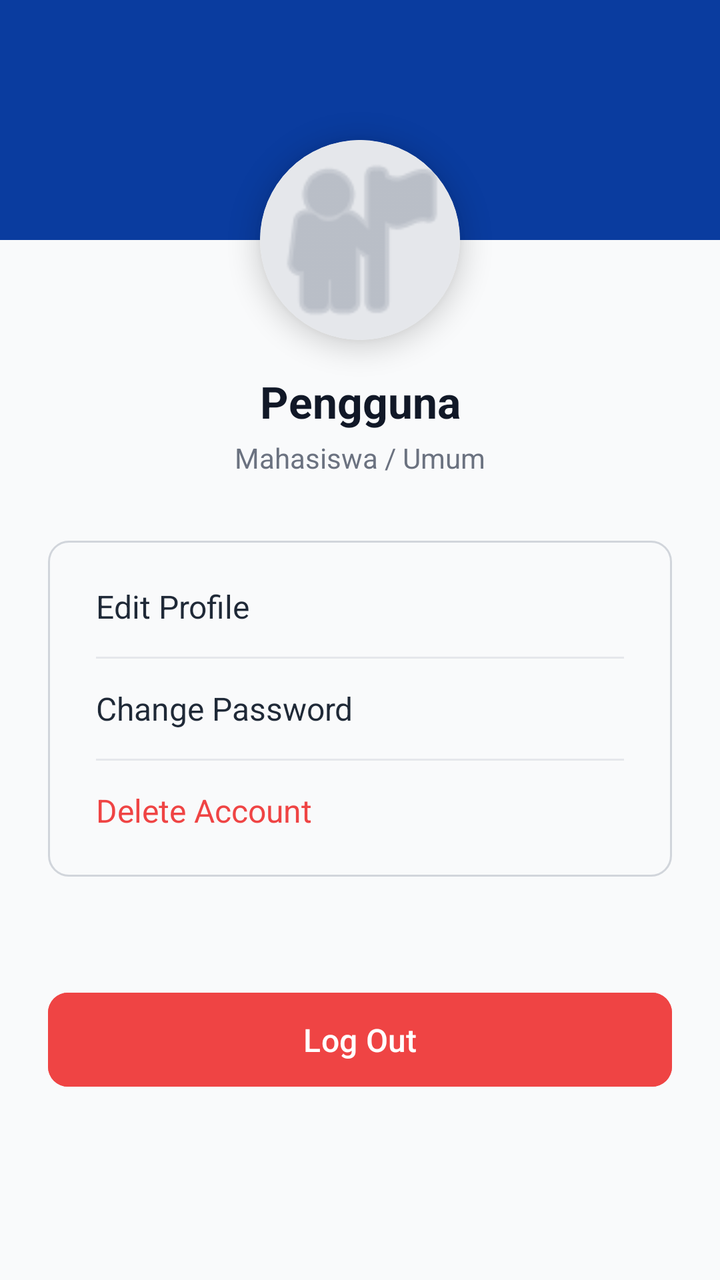
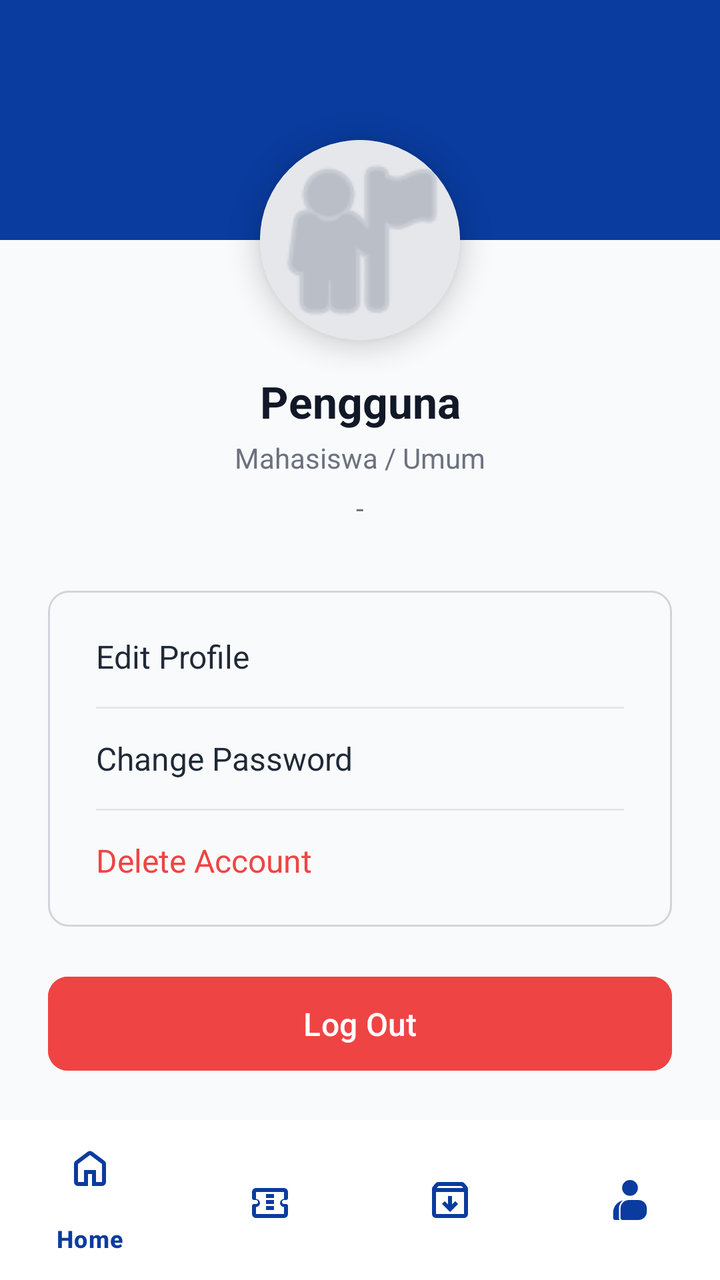

The first picture is an Android layout as it rendered before a commit; the second is the same layout after the commit. The layout source and the unified diff follow.
<!-- AndroidManifest.xml: application theme Theme.CampusConnectProject -->
<!-- res/layout/activity_profile.xml -->
<?xml version="1.0" encoding="utf-8"?>
<androidx.constraintlayout.widget.ConstraintLayout
    android:id="@+id/main"
    xmlns:android="http://schemas.android.com/apk/res/android"
    xmlns:app="http://schemas.android.com/apk/res-auto"
    xmlns:tools="http://schemas.android.com/tools"
    android:layout_width="match_parent"
    android:layout_height="match_parent"
    android:background="#F9FAFB"
    tools:context=".ui.profile.ProfileActivity">

    
    <View
        android:id="@+id/headerProfile"
        android:layout_width="match_parent"
        android:layout_height="120dp"
        android:background="#0A3C9F"
        app:layout_constraintTop_toTopOf="parent" />

    
    <androidx.cardview.widget.CardView
        android:id="@+id/cvAvatar"
        android:layout_width="100dp"
        android:layout_height="100dp"
        app:cardCornerRadius="50dp"
        app:cardElevation="8dp"
        app:layout_constraintBottom_toBottomOf="@id/headerProfile"
        app:layout_constraintEnd_toEndOf="parent"
        app:layout_constraintStart_toStartOf="parent"
        app:layout_constraintTop_toBottomOf="@id/headerProfile">

        <ImageView
            android:layout_width="match_parent"
            android:layout_height="match_parent"
            android:background="#E5E7EB"
            android:src="@android:drawable/ic_menu_myplaces"
            android:scaleType="centerCrop"
            app:tint="#9CA3AF" />
    </androidx.cardview.widget.CardView>

    
    <TextView
        android:id="@+id/tvProfileName"
        android:layout_width="wrap_content"
        android:layout_height="wrap_content"
        android:layout_marginTop="16dp"
        android:text="Pengguna"
        android:textColor="#111827"
        android:textSize="22sp"
        android:textStyle="bold"
        app:layout_constraintEnd_toEndOf="parent"
        app:layout_constraintStart_toStartOf="parent"
        app:layout_constraintTop_toBottomOf="@id/cvAvatar" />

    <TextView
        android:id="@+id/tvProfileRole"
        android:layout_width="wrap_content"
        android:layout_height="wrap_content"
        android:layout_marginTop="4dp"
        android:text="Mahasiswa / Umum"
        android:textColor="#6B7280"
        android:textSize="14sp"
        app:layout_constraintEnd_toEndOf="parent"
        app:layout_constraintStart_toStartOf="parent"
        app:layout_constraintTop_toBottomOf="@id/tvProfileName" />

    
    <LinearLayout
        android:layout_width="match_parent"
        android:layout_height="wrap_content"
        android:layout_marginHorizontal="24dp"
        android:layout_marginTop="32dp"
        android:orientation="vertical"
        android:background="@drawable/bg_input_rounded"
        android:padding="8dp"
        app:layout_constraintTop_toBottomOf="@id/tvProfileRole">

        <TextView
            android:id="@+id/tvEditProfile"
            android:layout_width="match_parent"
            android:layout_height="50dp"
            android:gravity="center_vertical"
            android:paddingHorizontal="16dp"
            android:text="Edit Profile"
            android:textColor="#1F2937"
            android:textSize="16sp" />

        <View
            android:layout_width="match_parent"
            android:layout_height="1dp"
            android:background="#E5E7EB"
            android:layout_marginHorizontal="16dp"/>

        <TextView
            android:id="@+id/tvChangePassword"
            android:layout_width="match_parent"
            android:layout_height="50dp"
            android:gravity="center_vertical"
            android:paddingHorizontal="16dp"
            android:text="Change Password"
            android:textColor="#1F2937"
            android:textSize="16sp" />

        <View
            android:layout_width="match_parent"
            android:layout_height="1dp"
            android:background="#E5E7EB"
            android:layout_marginHorizontal="16dp"/>

        <TextView
            android:id="@+id/tvDeleteAccount"
            android:layout_width="match_parent"
            android:layout_height="50dp"
            android:gravity="center_vertical"
            android:paddingHorizontal="16dp"
            android:text="Delete Account"
            android:textColor="#EF4444"
            android:textSize="16sp" />
    </LinearLayout>

    
    <Button
        android:id="@+id/btnLogout"
        android:layout_width="match_parent"
        android:layout_height="55dp"
        android:layout_marginHorizontal="24dp"
        android:layout_marginTop="32dp"
        android:backgroundTint="#EF4444"
        android:text="Log Out"
        android:textAllCaps="false"
        android:textColor="#FFFFFF"
        android:textSize="16sp"
        app:cornerRadius="10dp"
        app:layout_constraintTop_toBottomOf="@+id/linearLayout2"
        app:layout_constraintBottom_toBottomOf="parent"
        android:layout_marginBottom="32dp"/>

    
    <View android:id="@+id/linearLayout2" android:layout_width="1dp" android:layout_height="1dp" app:layout_constraintTop_toBottomOf="@id/tvProfileRole" app:layout_constraintStart_toStartOf="parent" android:layout_marginTop="160dp"/>

</androidx.constraintlayout.widget.ConstraintLayout>
<!-- resources referenced by this layout -->
<resources>
  <!-- drawable bg_input_rounded (drawable) -->
  <?xml version="1.0" encoding="utf-8"?>
  <shape xmlns:android="http://schemas.android.com/apk/res/android" android:shape="rectangle">
      <solid android:color="#F9FAFB" />
      <stroke android:width="1dp" android:color="#D1D5DB" />
      <corners android:radius="10dp" />
  </shape>
  <style name="Theme.CampusConnectProject" parent="Base.Theme.CampusConnectProject" />
  <style name="Base.Theme.CampusConnectProject" parent="Theme.Material3.DayNight.NoActionBar">
          
          
      </style>
</resources>

<!-- the commit's change to res/layout/activity_profile.xml (unified diff, before → after) -->
@@ -64,8 +64,23 @@
         app:layout_constraintStart_toStartOf="parent"
         app:layout_constraintTop_toBottomOf="@id/tvProfileName" />
 
+    <TextView
+        android:id="@+id/tvProfileEmail"
+        android:layout_width="0dp"
+        android:layout_height="wrap_content"
+        android:layout_marginHorizontal="24dp"
+        android:layout_marginTop="6dp"
+        android:gravity="center"
+        android:text="-"
+        android:textColor="#6B7280"
+        android:textSize="14sp"
+        app:layout_constraintEnd_toEndOf="parent"
+        app:layout_constraintStart_toStartOf="parent"
+        app:layout_constraintTop_toBottomOf="@id/tvProfileRole" />
+
     
     <LinearLayout
+        android:id="@+id/profileMenuContainer"
         android:layout_width="match_parent"
         android:layout_height="wrap_content"
         android:layout_marginHorizontal="24dp"
@@ -73,7 +88,7 @@
         android:orientation="vertical"
         android:background="@drawable/bg_input_rounded"
         android:padding="8dp"
-        app:layout_constraintTop_toBottomOf="@id/tvProfileRole">
+        app:layout_constraintTop_toBottomOf="@id/tvProfileEmail">
 
         <TextView
             android:id="@+id/tvEditProfile"
@@ -131,11 +146,20 @@
         android:textColor="#FFFFFF"
         android:textSize="16sp"
         app:cornerRadius="10dp"
-        app:layout_constraintTop_toBottomOf="@+id/linearLayout2"
-        app:layout_constraintBottom_toBottomOf="parent"
+        app:layout_constraintTop_toBottomOf="@id/profileMenuContainer"
+        app:layout_constraintBottom_toTopOf="@id/bottomNavigation"
         android:layout_marginBottom="32dp"/>
 
-    
-    <View android:id="@+id/linearLayout2" android:layout_width="1dp" android:layout_height="1dp" app:layout_constraintTop_toBottomOf="@id/tvProfileRole" app:layout_constraintStart_toStartOf="parent" android:layout_marginTop="160dp"/>
+    <com.google.android.material.bottomnavigation.BottomNavigationView
+        android:id="@+id/bottomNavigation"
+        android:layout_width="0dp"
+        android:layout_height="wrap_content"
+        android:background="#FFFFFF"
+        app:itemIconTint="#0A3C9F"
+        app:itemTextColor="#0A3C9F"
+        app:layout_constraintBottom_toBottomOf="parent"
+        app:layout_constraintEnd_toEndOf="parent"
+        app:layout_constraintStart_toStartOf="parent"
+        app:menu="@menu/bottom_nav_menu" />
 
 </androidx.constraintlayout.widget.ConstraintLayout>
